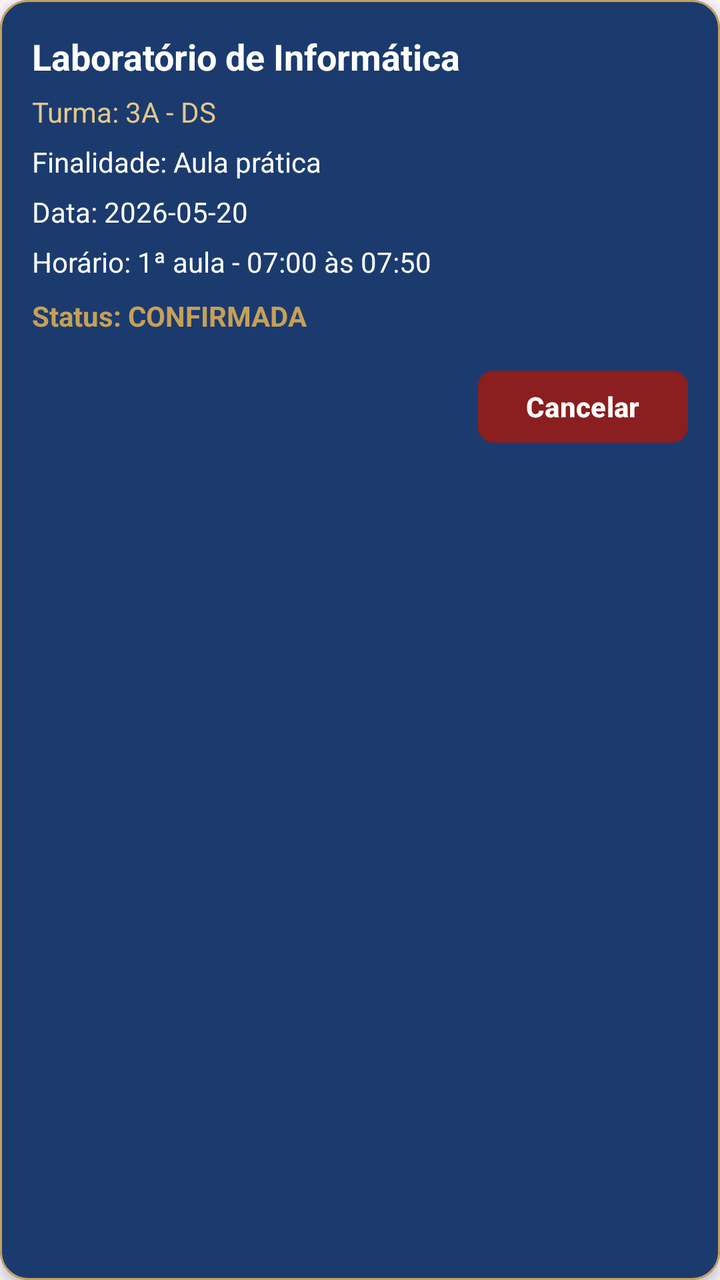
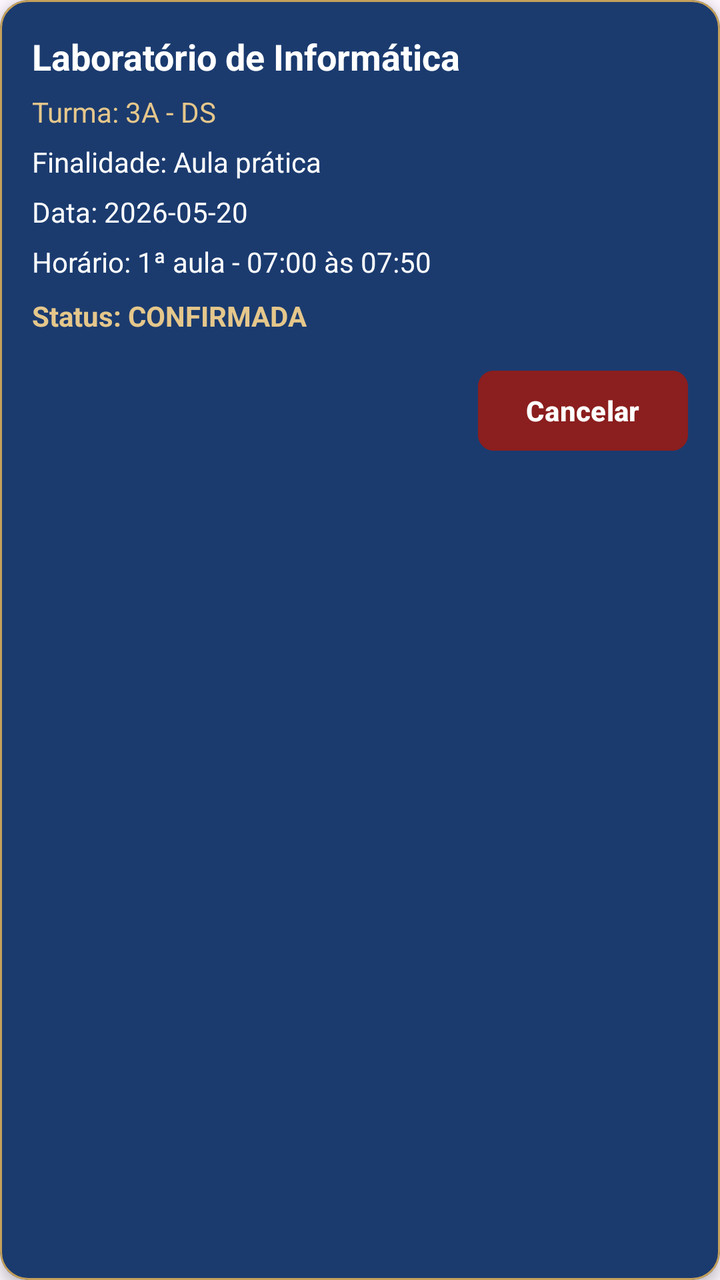

An Android layout rendered at two revisions. The XML below is the earlier revision; the diff shows what the commit changed to produce the second picture.
<!-- AndroidManifest.xml: application theme Theme.Agend -->
<!-- res/layout/item_minha_reserva.xml -->
<?xml version="1.0" encoding="utf-8"?>
<com.google.android.material.card.MaterialCardView
    xmlns:android="http://schemas.android.com/apk/res/android"
    xmlns:app="http://schemas.android.com/apk/res-auto"
    android:id="@+id/cardMinhaReserva"
    android:layout_width="match_parent"
    android:layout_height="wrap_content"
    android:layout_marginBottom="12dp"
    app:cardBackgroundColor="@color/yarooms_blue_light"
    app:cardCornerRadius="14dp"
    app:cardElevation="4dp"
    app:strokeColor="@color/yarooms_gold"
    app:strokeWidth="1dp">

    <LinearLayout
        android:layout_width="match_parent"
        android:layout_height="wrap_content"
        android:orientation="vertical"
        android:padding="16dp">

        <TextView
            android:id="@+id/textoSalaReserva"
            android:layout_width="match_parent"
            android:layout_height="wrap_content"
            android:text="Laboratório de Informática"
            android:textColor="@color/white"
            android:textSize="18sp"
            android:textStyle="bold" />

        <TextView
            android:id="@+id/textoTurmaReserva"
            android:layout_width="match_parent"
            android:layout_height="wrap_content"
            android:text="Turma: 3A - DS"
            android:textColor="@color/yarooms_gold_light"
            android:textSize="14sp"
            android:layout_marginTop="6dp" />

        <TextView
            android:id="@+id/textoFinalidadeMinhaReserva"
            android:layout_width="match_parent"
            android:layout_height="wrap_content"
            android:text="Finalidade: Aula prática"
            android:textColor="@color/white"
            android:textSize="14sp"
            android:layout_marginTop="6dp" />

        <TextView
            android:id="@+id/textoDataReserva"
            android:layout_width="match_parent"
            android:layout_height="wrap_content"
            android:text="Data: 2026-05-20"
            android:textColor="@color/white"
            android:textSize="14sp"
            android:layout_marginTop="6dp" />

        <TextView
            android:id="@+id/textoHorarioReserva"
            android:layout_width="match_parent"
            android:layout_height="wrap_content"
            android:text="Horário: 1ª aula - 07:00 às 07:50"
            android:textColor="@color/white"
            android:textSize="14sp"
            android:layout_marginTop="6dp" />

        <TextView
            android:id="@+id/textoStatusReserva"
            android:layout_width="match_parent"
            android:layout_height="wrap_content"
            android:text="Status: CONFIRMADA"
            android:textColor="@color/yarooms_gold"
            android:textSize="14sp"
            android:textStyle="bold"
            android:layout_marginTop="8dp" />

        <com.google.android.material.button.MaterialButton
            android:id="@+id/botaoCancelarReserva"
            android:layout_width="wrap_content"
            android:layout_height="44dp"
            android:text="Cancelar"
            android:textAllCaps="false"
            android:textColor="@color/white"
            android:textStyle="bold"
            android:backgroundTint="#8B1E1E"
            app:cornerRadius="8dp"
            android:layout_gravity="end"
            android:layout_marginTop="14dp" />

    </LinearLayout>

</com.google.android.material.card.MaterialCardView>
<!-- resources referenced by this layout -->
<resources>
  <color name="white">#FFFFFF</color>
  <color name="yarooms_blue_light">#1B3B6F</color>
  <color name="yarooms_gold">#C5A059</color>
  <color name="yarooms_gold_light">#E5C78B</color>
  <style name="Theme.Agend" parent="Base.Theme.Agend" />
  <style name="Base.Theme.Agend" parent="Theme.Material3.DayNight.NoActionBar">
          <item name="android:forceDarkAllowed" tools:targetApi="q">false</item>
          
          <item name="colorError">@color/yarooms_error</item>
      </style>
  <color name="yarooms_error">#FF5252</color>
</resources>

<!-- the commit's change to res/layout/item_minha_reserva.xml (unified diff, before → after) -->
@@ -68,7 +68,7 @@
             android:layout_width="match_parent"
             android:layout_height="wrap_content"
             android:text="Status: CONFIRMADA"
-            android:textColor="@color/yarooms_gold"
+            android:textColor="@color/yarooms_gold_light"
             android:textSize="14sp"
             android:textStyle="bold"
             android:layout_marginTop="8dp" />
@@ -76,7 +76,7 @@
         <com.google.android.material.button.MaterialButton
             android:id="@+id/botaoCancelarReserva"
             android:layout_width="wrap_content"
-            android:layout_height="44dp"
+            android:layout_height="48dp"
             android:text="Cancelar"
             android:textAllCaps="false"
             android:textColor="@color/white"
